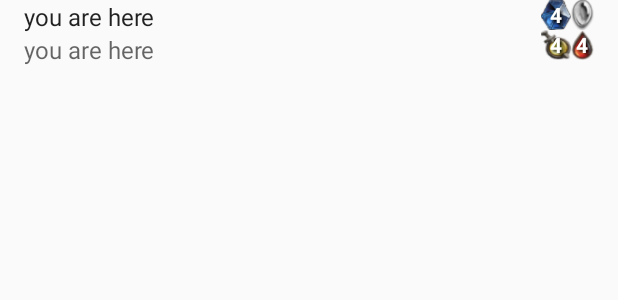
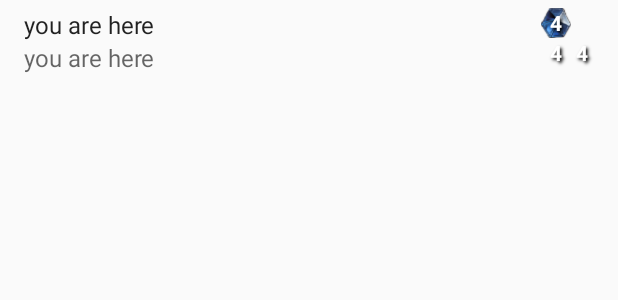
Before and after one commit to jocmp/HearthMaker, an Android app: the layout item_two_line.xml on its own in the app's theme, with its tools: preview values and no code run, on a phone screen of 412 x 824 dp. Shown: the top 300 px of the screen. Run offline under Robolectric (Android 15) with nearby library versions, the phone set to English and light mode, and no system bars.

Commit message:
added padding to the top of the list items

```diff
--- a/app/src/main/java/edu/gvsu/cis/campbjos/hearthstonebuilder/CardViewFragment.java
+++ b/app/src/main/java/edu/gvsu/cis/campbjos/hearthstonebuilder/CardViewFragment.java
@@ -38,7 +38,7 @@ public class CardViewFragment extends Fragment implements LoadCardJsonTask.JsonT
   private View cardFragmentView;
 
   //TEMP VARIABLES. WILL COME FROM DRAWER IN THE FUTURE.
-  private String classFilter = "Neutral";
+  private String classFilter = "Warrior";
   private String manaCostFilter = "CLEAR";
   private String typeFilter = "CLEAR";
   private String rarityFilter = "CLEAR";
--- a/app/src/main/res/layout/item_two_line.xml
+++ b/app/src/main/res/layout/item_two_line.xml
@@ -17,7 +17,6 @@
     android:clickable="true"
     android:layout_width="match_parent"
     android:layout_height="wrap_content"
-    android:minHeight="?attr/listPreferredItemHeight"
     android:mode="twoLine"
     android:paddingLeft="?attr/listPreferredItemPaddingLeft"
     android:paddingRight="?attr/listPreferredItemPaddingRight">
@@ -29,8 +28,9 @@
         tools:text="you are here"
         android:textColor="?android:attr/textColorPrimary"
         android:maxLines="1"
+        android:paddingTop="5dp"
         android:layout_alignParentTop="true"
-        android:layout_toStartOf="@+id/icon_grid" />
+        android:layout_alignParentStart="true" />
 
     <TextView android:id="@+id/item_subtitle"
         android:layout_width="match_parent"
@@ -39,14 +39,16 @@
         tools:text="you are here"
         android:textColor="?android:attr/textColorSecondary"
         android:maxLines="1"
+        android:paddingBottom="8dp"
         android:ellipsize="end"
         android:layout_below="@+id/item_title"
-        android:layout_toStartOf="@+id/icon_grid" />
+        android:layout_alignParentStart="true" />
 
     <GridLayout android:id="@+id/icon_grid"
         android:layout_alignParentRight="true"
         android:rowCount="2"
         android:columnCount="2"
+        android:paddingTop="5dp"
         android:layout_width="wrap_content"
         android:layout_height="wrap_content"
         android:layout_alignTop="@+id/item_title"
@@ -71,8 +73,7 @@
             android:layout_columnSpan="1"
             android:layout_rowSpan="1"
             android:layout_height="20dp"
-            android:layout_width="15dp"
-            android:background="@drawable/rarity_common"/>
+            android:layout_width="15dp" />
         <TextView android:id="@+id/attack"
             android:text="4"
             android:textStyle="bold"
@@ -85,8 +86,7 @@
             android:layout_columnSpan="1"
             android:layout_rowSpan="1"
             android:layout_height="20dp"
-            android:layout_width="20dp"
-            android:background="@drawable/attack_minion"/>
+            android:layout_width="20dp" />
         <TextView android:id="@+id/health"
             android:text="4"
             android:textStyle="bold"
@@ -99,8 +99,7 @@
             android:layout_columnSpan="1"
             android:layout_rowSpan="1"
             android:layout_height="20dp"
-            android:layout_width="15dp"
-            android:background="@drawable/health_minion"/>
+            android:layout_width="15dp" />
     </GridLayout>
 
 </RelativeLayout>
```
Also changed, not shown: app/src/main/java/edu/gvsu/cis/campbjos/hearthstonebuilder/CustomAdapters/CardAdapter.java (+11 -6 lines). Lines whose indentation alone changed are shown as unchanged.
